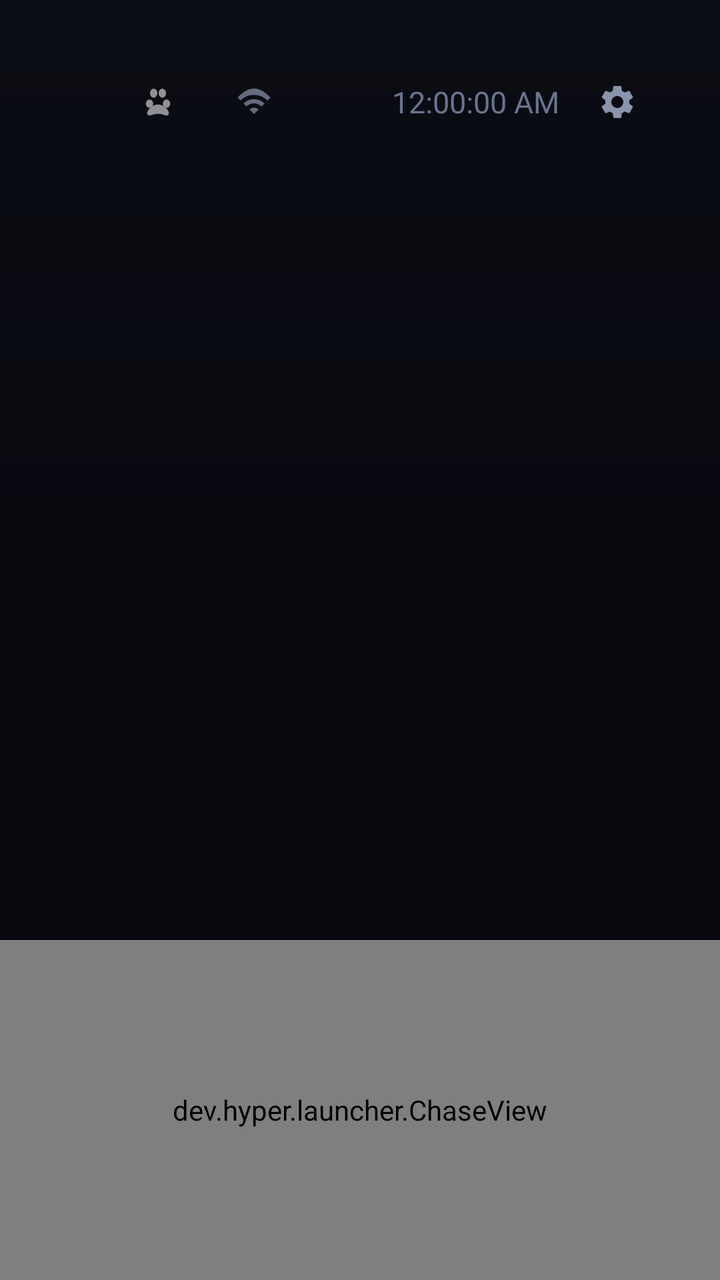
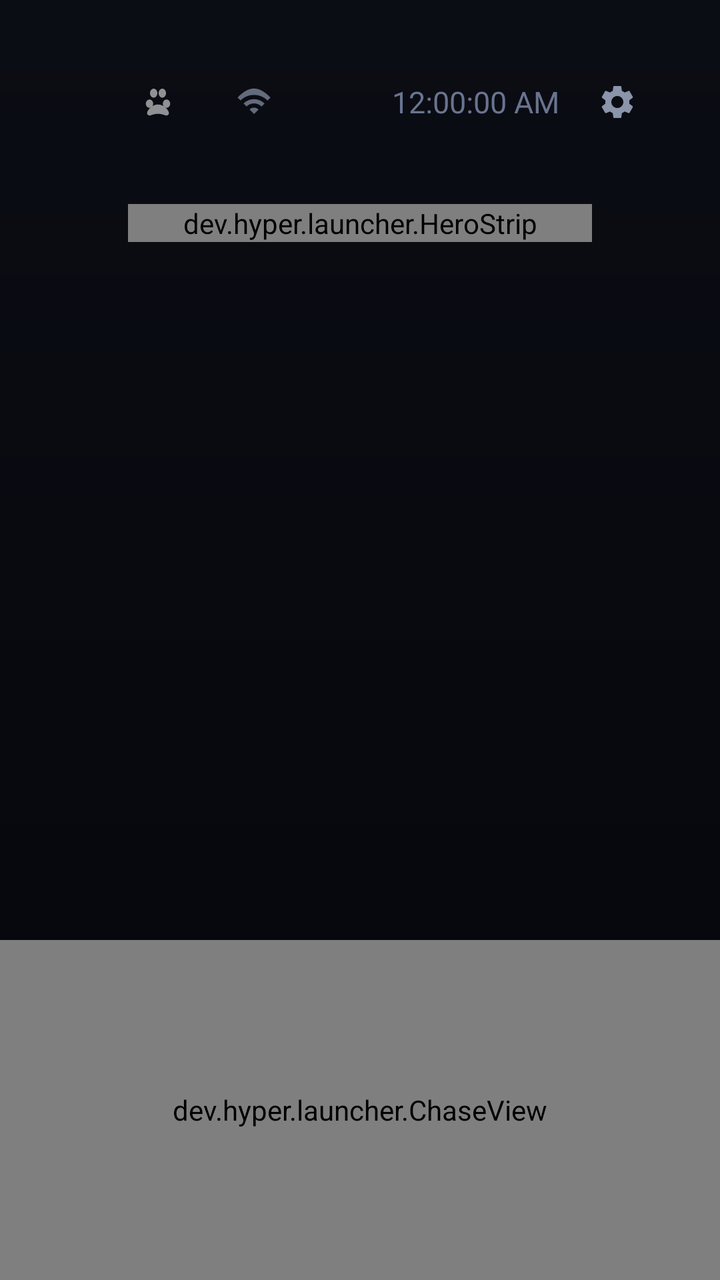

The first picture is an Android layout as it rendered before a commit; the second is the same layout after the commit. The layout source and the unified diff follow.
<!-- AndroidManifest.xml: application theme Theme.Hyper -->
<!-- res/layout/activity_home.xml -->
<?xml version="1.0" encoding="utf-8"?>
<FrameLayout xmlns:android="http://schemas.android.com/apk/res/android"
    android:layout_width="match_parent"
    android:layout_height="match_parent"
    android:clipChildren="false"
    android:clipToPadding="false">

    <LinearLayout
        android:layout_width="match_parent"
        android:layout_height="match_parent"
        android:orientation="vertical"
        android:clipChildren="false"
        android:clipToPadding="false"
        android:paddingStart="64dp"
        android:paddingEnd="64dp"
        android:paddingTop="36dp"
        android:paddingBottom="32dp">

        
        <LinearLayout
            android:layout_width="match_parent"
            android:layout_height="wrap_content"
            android:orientation="horizontal"
            android:gravity="center_vertical"
            android:layout_marginBottom="36dp">

            
            <ImageView
                android:id="@+id/launcherBtn"
                android:layout_width="30dp"
                android:layout_height="30dp"
                android:src="@drawable/ic_paw"
                android:alpha="0.55"
                android:padding="5dp"
                android:layout_marginEnd="14dp"
                android:focusable="true"
                android:clickable="true"
                android:contentDescription="Launcher settings" />

            <View
                android:layout_width="0dp"
                android:layout_height="1dp"
                android:layout_weight="1" />

            
            <LinearLayout
                android:id="@+id/wifiGroup"
                android:layout_width="wrap_content"
                android:layout_height="wrap_content"
                android:orientation="horizontal"
                android:gravity="center_vertical"
                android:paddingStart="10dp"
                android:paddingEnd="10dp"
                android:paddingTop="4dp"
                android:paddingBottom="4dp"
                android:focusable="true"
                android:clickable="true"
                android:layout_marginEnd="4dp">

                <ImageView
                    android:id="@+id/wifiIcon"
                    android:layout_width="18dp"
                    android:layout_height="18dp"
                    android:src="@drawable/ic_wifi"
                    android:alpha="0.7" />

                <TextView
                    android:id="@+id/ssid"
                    android:layout_width="wrap_content"
                    android:maxWidth="110dp"
                    android:layout_height="wrap_content"
                    android:layout_marginStart="8dp"
                    android:textColor="@color/text_dim"
                    android:textSize="13sp"
                    android:singleLine="true"
                    android:ellipsize="marquee"
                    android:marqueeRepeatLimit="marquee_forever"
                    android:focusable="true"
                    android:scrollHorizontally="true" />
            </LinearLayout>

            <TextView
                android:id="@+id/weather"
                android:layout_width="wrap_content"
                android:layout_height="wrap_content"
                android:textColor="@color/text_dim"
                android:textSize="14sp"
                android:layout_marginEnd="18dp"
                android:paddingStart="10dp"
                android:paddingEnd="10dp"
                android:paddingTop="4dp"
                android:paddingBottom="4dp"
                android:focusable="true"
                android:clickable="true"
                android:visibility="gone" />

            <TextView
                android:id="@+id/date"
                android:layout_width="wrap_content"
                android:layout_height="wrap_content"
                android:textColor="@color/text_dim"
                android:textSize="14sp"
                android:layout_marginEnd="18dp"
                android:paddingStart="10dp"
                android:paddingEnd="10dp"
                android:paddingTop="4dp"
                android:paddingBottom="4dp"
                android:focusable="true"
                android:clickable="true" />

            <TextClock
                android:id="@+id/clock"
                android:layout_width="wrap_content"
                android:layout_height="wrap_content"
                android:format12Hour="h:mm:ss a"
                android:format24Hour="H:mm:ss"
                android:textColor="@color/text_dim"
                android:textSize="15sp" />

            <ImageView
                android:id="@+id/settingsBtn"
                android:layout_width="30dp"
                android:layout_height="30dp"
                android:src="@drawable/ic_settings"
                android:padding="5dp"
                android:layout_marginStart="14dp"
                android:focusable="true"
                android:clickable="true"
                android:contentDescription="Settings" />
        </LinearLayout>

        
        <GridView
            android:id="@+id/grid"
            android:layout_width="match_parent"
            android:layout_height="0dp"
            android:layout_weight="1"
            android:numColumns="6"
            android:horizontalSpacing="18dp"
            android:verticalSpacing="18dp"
            android:layout_marginTop="28dp"
            android:stretchMode="columnWidth"
            android:scrollbars="none"
            android:overScrollMode="never"
            android:clipToPadding="false"
            android:clipChildren="false"
            android:listSelector="@android:color/transparent" />

        
        <TextView
            android:id="@+id/hint"
            android:layout_width="match_parent"
            android:layout_height="wrap_content"
            android:gravity="center"
            android:textColor="@color/text_dim"
            android:textSize="13sp"
            android:alpha="0"
            android:layout_marginTop="14dp" />
    </LinearLayout>

    
    <dev.hyper.launcher.GroundView
        android:id="@+id/ground"
        android:layout_width="match_parent"
        android:layout_height="56dp"
        android:layout_gravity="bottom" />

    
    <dev.hyper.launcher.BuddyView
        android:id="@+id/buddy"
        android:layout_width="110dp"
        android:layout_height="120dp"
        android:layout_gravity="bottom|end"
        android:layout_marginEnd="30dp" />

    
    <dev.hyper.launcher.ChaseView
        android:id="@+id/chase"
        android:layout_width="match_parent"
        android:layout_height="170dp"
        android:layout_gravity="bottom"
        android:importantForAccessibility="no" />
</FrameLayout>
<!-- resources referenced by this layout -->
<resources>
  <color name="text_dim">#69748F</color>
  <!-- drawable ic_paw (drawable) -->
  <vector xmlns:android="http://schemas.android.com/apk/res/android"
      android:width="24dp"
      android:height="24dp"
      android:viewportWidth="24"
      android:viewportHeight="24">
      <path
          android:fillColor="#FFFFFF"
          android:pathData="M12,13.5c-2.9,0 -5.4,2.1 -6.4,4.4 -0.6,1.4 0.6,2.6 2,2.1 1.7,-0.6 2.8,-0.9 4.4,-0.9s2.7,0.3 4.4,0.9c1.4,0.5 2.6,-0.7 2,-2.1 -1,-2.3 -3.5,-4.4 -6.4,-4.4z" />
      <path
          android:fillColor="#FFFFFF"
          android:pathData="M6.9,10.5c-1.2,0 -2.2,1.1 -2.2,2.5s1,2.5 2.2,2.5 2.2,-1.1 2.2,-2.5 -1,-2.5 -2.2,-2.5z" />
      <path
          android:fillColor="#FFFFFF"
          android:pathData="M17.1,10.5c-1.2,0 -2.2,1.1 -2.2,2.5s1,2.5 2.2,2.5 2.2,-1.1 2.2,-2.5 -1,-2.5 -2.2,-2.5z" />
      <path
          android:fillColor="#FFFFFF"
          android:pathData="M9.4,4c-1.2,0 -2.2,1.2 -2.2,2.7s1,2.7 2.2,2.7 2.2,-1.2 2.2,-2.7 -1,-2.7 -2.2,-2.7z" />
      <path
          android:fillColor="#FFFFFF"
          android:pathData="M14.6,4c-1.2,0 -2.2,1.2 -2.2,2.7s1,2.7 2.2,2.7 2.2,-1.2 2.2,-2.7 -1,-2.7 -2.2,-2.7z" />
  </vector>
  <!-- drawable ic_wifi (drawable) -->
  <vector xmlns:android="http://schemas.android.com/apk/res/android"
      android:width="24dp" android:height="24dp"
      android:viewportWidth="24" android:viewportHeight="24">
      <path
          android:fillColor="#8A94AA"
          android:pathData="M1,9l2,2c4.97,-4.97 13.03,-4.97 18,0l2,-2C18.93,4.93 15.47,3 12,3S5.07,4.93 1,9zM9,17l3,3l3,-3c-1.65,-1.66 -4.34,-1.66 -6,0zM5,13l2,2c2.76,-2.76 7.24,-2.76 10,0l2,-2C15.14,9.14 8.87,9.14 5,13z" />
  </vector>
  <style name="Theme.Hyper" parent="android:Theme.Material.NoActionBar">
          <item name="android:windowBackground">@drawable/bg</item>
          <item name="android:windowFullscreen">true</item>
          <item name="android:statusBarColor">@android:color/transparent</item>
          <item name="android:navigationBarColor">@android:color/transparent</item>
          <item name="android:windowLayoutInDisplayCutoutMode">shortEdges</item>
      </style>
  <!-- drawable bg (drawable) -->
  <?xml version="1.0" encoding="utf-8"?>
  <shape xmlns:android="http://schemas.android.com/apk/res/android" android:shape="rectangle">
      <gradient
          android:angle="270"
          android:startColor="@color/bg_top"
          android:endColor="@color/bg_bottom"
          android:type="linear" />
  </shape>
  <color name="bg_top">#0B0D14</color>
  <color name="bg_bottom">#05060B</color>
  <!-- unchanged entries left out for length: 1 -->
</resources>

<!-- the commit's change to res/layout/activity_home.xml (unified diff, before → after) -->
@@ -14,7 +14,7 @@
         android:paddingStart="64dp"
         android:paddingEnd="64dp"
         android:paddingTop="36dp"
-        android:paddingBottom="32dp">
+        android:paddingBottom="10dp">
 
         
         <LinearLayout
@@ -130,33 +130,65 @@
         </LinearLayout>
 
         
-        <GridView
-            android:id="@+id/grid"
+        <dev.hyper.launcher.HeroStrip
+            android:id="@+id/heroStrip"
+            android:layout_width="match_parent"
+            android:layout_height="wrap_content"
+            android:layout_marginBottom="6dp" />
+
+        
+        <FrameLayout
             android:layout_width="match_parent"
             android:layout_height="0dp"
             android:layout_weight="1"
-            android:numColumns="6"
-            android:horizontalSpacing="18dp"
-            android:verticalSpacing="18dp"
-            android:layout_marginTop="28dp"
-            android:stretchMode="columnWidth"
-            android:scrollbars="none"
-            android:overScrollMode="never"
-            android:clipToPadding="false"
-            android:clipChildren="false"
-            android:listSelector="@android:color/transparent" />
-
-        
-        <TextView
-            android:id="@+id/hint"
-            android:layout_width="match_parent"
-            android:layout_height="wrap_content"
-            android:gravity="center"
-            android:textColor="@color/text_dim"
-            android:textSize="13sp"
-            android:alpha="0"
-            android:layout_marginTop="14dp" />
+            android:layout_marginTop="18dp"
+            android:clipChildren="false">
+
+            <GridView
+                android:id="@+id/grid"
+                android:layout_width="match_parent"
+                android:layout_height="match_parent"
+                android:numColumns="6"
+                android:horizontalSpacing="18dp"
+                android:verticalSpacing="18dp"
+                android:stretchMode="columnWidth"
+                android:scrollbars="none"
+                android:overScrollMode="never"
+                android:clipToPadding="false"
+                android:clipChildren="false"
+                android:listSelector="@android:color/transparent" />
+
+            <View
+                android:id="@+id/gridFadeTop"
+                android:layout_width="match_parent"
+                android:layout_height="56dp"
+                android:layout_gravity="top"
+                android:background="@drawable/fade_top"
+                android:alpha="0"
+                android:importantForAccessibility="no" />
+        </FrameLayout>
+
     </LinearLayout>
+
+    
+    <View
+        android:layout_width="match_parent"
+        android:layout_height="130dp"
+        android:layout_gravity="bottom"
+        android:background="@drawable/fade_bottom"
+        android:importantForAccessibility="no" />
+
+    
+    <TextView
+        android:id="@+id/hint"
+        android:layout_width="match_parent"
+        android:layout_height="wrap_content"
+        android:gravity="center"
+        android:textColor="@color/text_dim"
+        android:textSize="13sp"
+        android:alpha="0"
+        android:layout_gravity="bottom|center_horizontal"
+        android:layout_marginBottom="70dp" />
 
     
     <dev.hyper.launcher.GroundView
<!-- resource entries referenced after the edit -->
@@ -1,6 +1,23 @@
 <!-- resources referenced by this layout -->
 <resources>
   <color name="text_dim">#69748F</color>
+  <!-- drawable fade_bottom (drawable) -->
+  <?xml version="1.0" encoding="utf-8"?>
+  <shape xmlns:android="http://schemas.android.com/apk/res/android" android:shape="rectangle">
+      <gradient
+          android:angle="270"
+          android:startColor="#0005060B"
+          android:centerColor="#8805060B"
+          android:endColor="@color/bg_bottom" />
+  </shape>
+  <!-- drawable fade_top (drawable) -->
+  <?xml version="1.0" encoding="utf-8"?>
+  <shape xmlns:android="http://schemas.android.com/apk/res/android" android:shape="rectangle">
+      <gradient
+          android:angle="270"
+          android:startColor="#F20B0D14"
+          android:endColor="#000B0D14" />
+  </shape>
   <!-- drawable ic_paw (drawable) -->
   <vector xmlns:android="http://schemas.android.com/apk/res/android"
       android:width="24dp"
